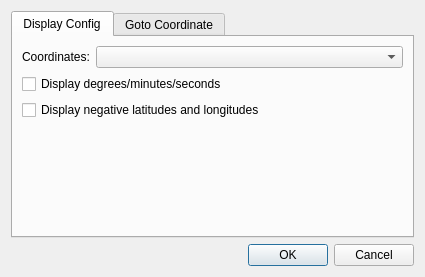
Old version of the form src/wiser/gui/ui_files/geo_coords_dialog.ui in the repository Ehlmann-research-group/WISER.
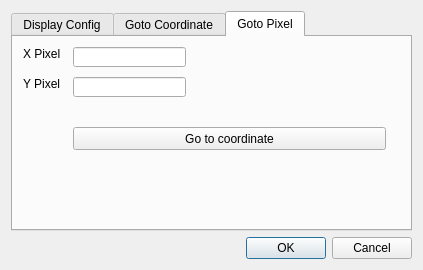
New version of the form. The open tabs and pages were chosen to show the change.

Commit message: Added goto pixel

```diff
--- a/src/wiser/gui/ui_files/geo_coords_dialog.ui
+++ b/src/wiser/gui/ui_files/geo_coords_dialog.ui
@@ -6,14 +6,24 @@
    <rect>
     <x>0</x>
     <y>0</y>
-    <width>425</width>
-    <height>277</height>
+    <width>423</width>
+    <height>270</height>
    </rect>
   </property>
   <property name="windowTitle">
    <string>Geographic Coordinates</string>
   </property>
   <layout class="QGridLayout" name="gridLayout">
+   <item row="3" column="0" colspan="2">
+    <widget class="QDialogButtonBox" name="buttonBox">
+     <property name="orientation">
+      <enum>Qt::Horizontal</enum>
+     </property>
+     <property name="standardButtons">
+      <set>QDialogButtonBox::Cancel|QDialogButtonBox::Ok</set>
+     </property>
+    </widget>
+   </item>
    <item row="0" column="0" colspan="2">
     <widget class="QTabWidget" name="tabWidget">
      <property name="currentIndex">
@@ -146,16 +156,70 @@
        </item>
       </layout>
      </widget>
-    </widget>
-   </item>
-   <item row="3" column="0" colspan="2">
-    <widget class="QDialogButtonBox" name="buttonBox">
-     <property name="orientation">
-      <enum>Qt::Horizontal</enum>
-     </property>
-     <property name="standardButtons">
-      <set>QDialogButtonBox::Cancel|QDialogButtonBox::Ok</set>
-     </property>
+     <widget class="QWidget" name="tab_goto_pixel">
+      <attribute name="title">
+       <string>Goto Pixel</string>
+      </attribute>
+      <widget class="QLabel" name="lbl_x_pixel">
+       <property name="geometry">
+        <rect>
+         <x>10</x>
+         <y>10</y>
+         <width>47</width>
+         <height>14</height>
+        </rect>
+       </property>
+       <property name="text">
+        <string>X Pixel</string>
+       </property>
+      </widget>
+      <widget class="QLabel" name="lbl_y_pixel">
+       <property name="geometry">
+        <rect>
+         <x>10</x>
+         <y>40</y>
+         <width>47</width>
+         <height>14</height>
+        </rect>
+       </property>
+       <property name="text">
+        <string>Y Pixel</string>
+       </property>
+      </widget>
+      <widget class="QLineEdit" name="ledit_x_pixel">
+       <property name="geometry">
+        <rect>
+         <x>60</x>
+         <y>10</y>
+         <width>113</width>
+         <height>20</height>
+        </rect>
+       </property>
+      </widget>
+      <widget class="QLineEdit" name="ledit_y_pixel">
+       <property name="geometry">
+        <rect>
+         <x>60</x>
+         <y>40</y>
+         <width>113</width>
+         <height>20</height>
+        </rect>
+       </property>
+      </widget>
+      <widget class="QPushButton" name="btn_goto_pixel">
+       <property name="geometry">
+        <rect>
+         <x>60</x>
+         <y>90</y>
+         <width>313</width>
+         <height>23</height>
+        </rect>
+       </property>
+       <property name="text">
+        <string>Go to coordinate</string>
+       </property>
+      </widget>
+     </widget>
     </widget>
    </item>
   </layout>
```
The commit also changes 4 other files.
